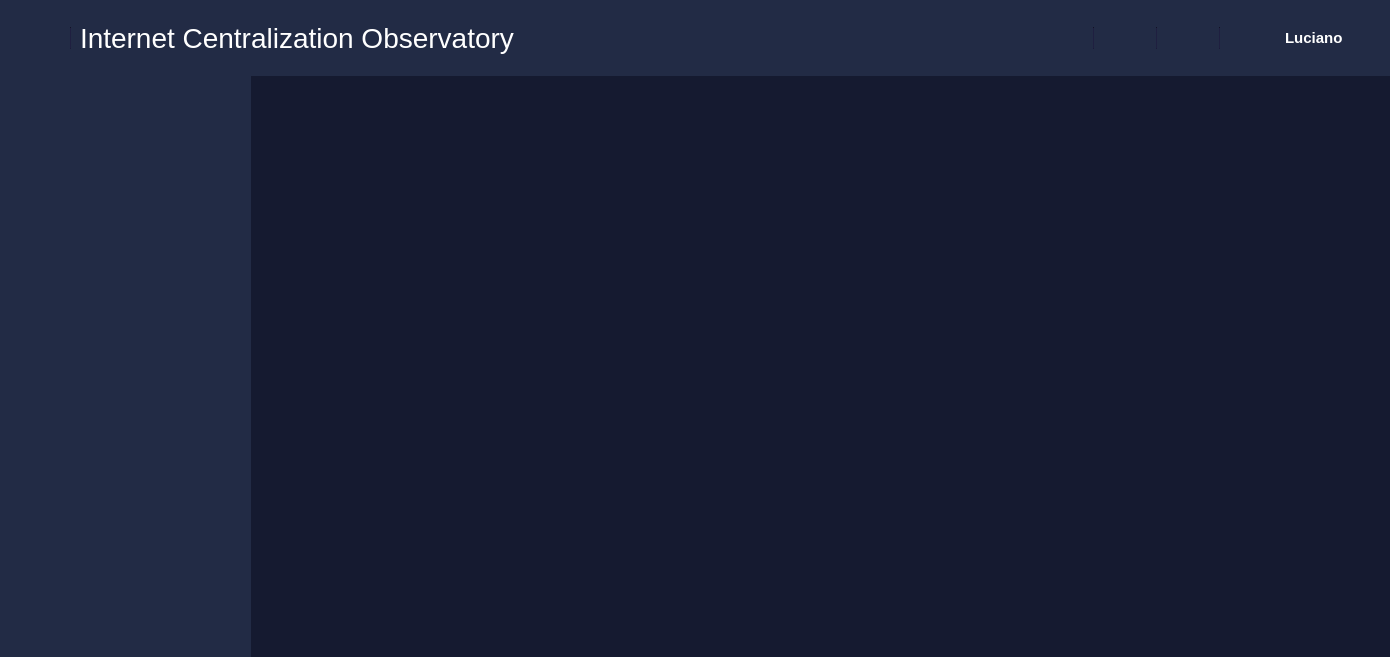
Above: gui/main.ui from zembruzkill/DNSTracker-Modern-Interface-PySide6-PyQt6 before the change. Below: the same form after it.
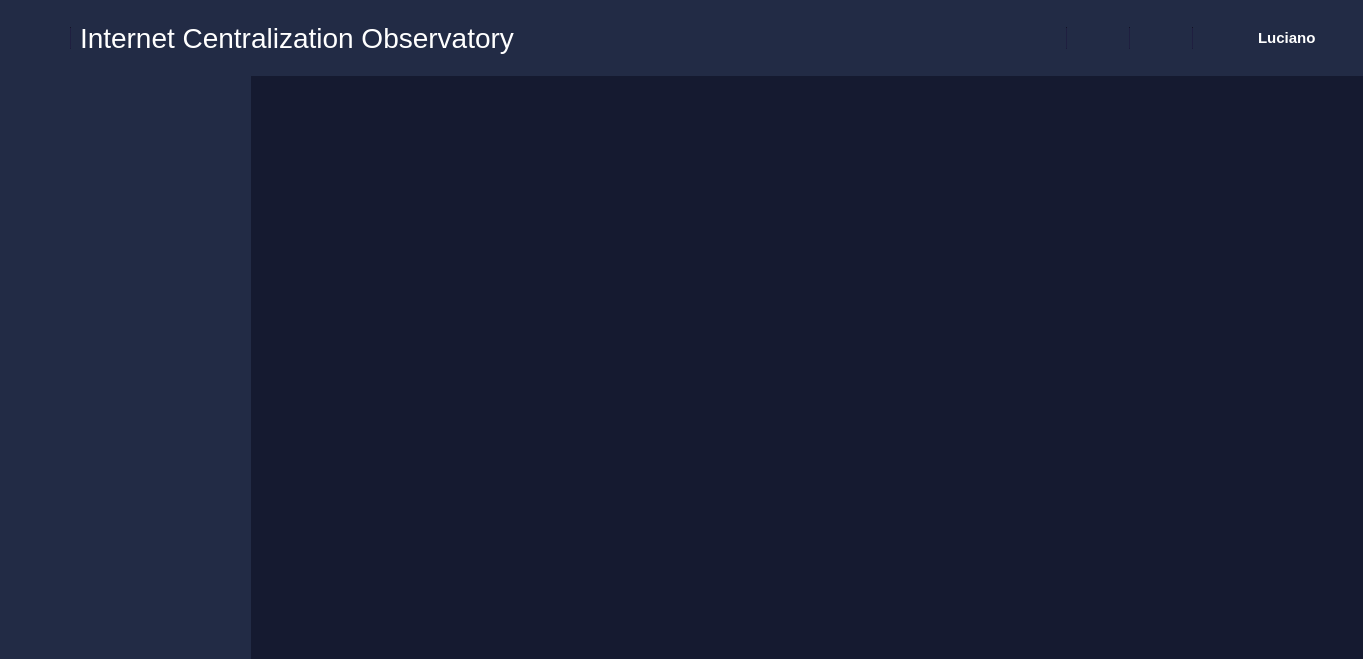
That is the form after the change. Icons and pictures are not drawn.

Patch:
```diff
--- a/gui/main.ui
+++ b/gui/main.ui
@@ -6,8 +6,8 @@
    <rect>
     <x>0</x>
     <y>0</y>
-    <width>1390</width>
-    <height>657</height>
+    <width>1363</width>
+    <height>659</height>
    </rect>
   </property>
   <property name="minimumSize">
@@ -35,6 +35,10 @@
 	background-color: #222B45;
 }
 
+QWidget#dashboard_scrollArea_contents{
+	background-color: rgb(21, 26, 48);
+}
+
 Line{
 	background-color: #1B1B38;
 	max-height: 20px;
```
Left out of the diff: 106 changed lines with no effect on the pictures.
